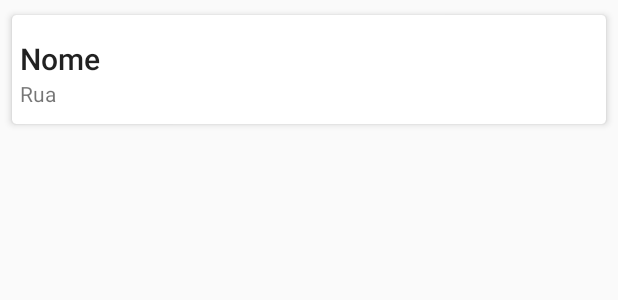
After one commit to TVO-thaise/Trabalho03-2018-1, an Android app: the layout item_oficina.xml on its own in the app's theme, with its tools: preview values and no code run, on a phone screen of 412 x 824 dp. The commit adds this screen. Shown: the top 300 px of the screen. Run offline under Robolectric (Android 15) with nearby library versions, the phone set to English and light mode, and no system bars.

Commit message:
item_oficina

```diff
--- a/app/src/main/java/com/example/samsung/trabalho03_2018_1/ManageOficinaActivity.java
+++ b/app/src/main/java/com/example/samsung/trabalho03_2018_1/ManageOficinaActivity.java
@@ -40,7 +40,7 @@ public class ManageOficinaActivity extends AppCompatActivity implements ClickRec
 
     public Lista<Oficina> getOficinas(){
 
-        ArrayList<Oficina> list = new ArrayList<>();
+        ArrayList<Oficina> lista = new ArrayList<>();
 
         Oficina oficina = new Oficina();
         oficina.setNome("Nova");
--- a/app/src/main/res/layout/content_oficina_lista.xml
+++ b/app/src/main/res/layout/content_oficina_lista.xml
@@ -8,4 +8,10 @@
     tools:context=".OficinaListaActivity"
     tools:showIn="@layout/activity_oficina_lista">
 
+    <android.support.v7.widget.RecyclerView
+        android:id="@+id/rvOficinas"
+        android:layout_width="368dp"
+        android:layout_height="495dp"
+        tools:layout_editor_absoluteX="8dp"
+        tools:layout_editor_absoluteY="8dp" />
 </android.support.constraint.ConstraintLayout>
--- /dev/null
+++ b/app/src/main/res/layout/item_oficina.xml
@@ -0,0 +1,49 @@
+<?xml version="1.0" encoding="utf-8"?>
+
+<android.support.v7.widget.CardView xmlns:android="http://schemas.android.com/apk/res/android"
+    android:layout_width="match_parent"
+    android:layout_height="wrap_content"
+    xmlns:app="http://schemas.android.com/apk/res-auto"
+    app:cardElevation="3dp"
+    app:cardUseCompatPadding="true"
+    app:cardPreventCornerOverlap="true"
+    app:cardCornerRadius="3dp"
+    android:layout_marginRight="4dp"
+    android:layout_marginLeft="4dp"
+    android:layout_marginBottom="4dp"
+    android:layout_marginTop="4dp"
+    android:clipChildren="false">
+
+    <RelativeLayout
+
+        android:layout_width="wrap_content"
+        android:layout_height="wrap_content"
+        android:orientation="horizontal"
+        android:padding="5dp">
+
+        <LinearLayout
+            android:layout_width="match_parent"
+            android:layout_height="wrap_content"
+            android:layout_gravity="center"
+            android:orientation="vertical"
+            android:paddingBottom="5dp">
+
+            <TextView
+                android:id="@+id/lNomeOficina"
+                android:layout_width="wrap_content"
+                android:layout_height="wrap_content"
+                android:layout_marginTop="10dp"
+                android:text="Nome"
+                android:textAppearance="@style/Base.TextAppearance.AppCompat.SearchResult.Title" />
+
+            <TextView
+                android:id="@+id/lRuaOficina"
+                android:layout_width="wrap_content"
+                android:layout_height="wrap_content"
+                android:text="Rua"
+                android:textAppearance="@style/Base.TextAppearance.AppCompat.Small" />
+
+        </LinearLayout>
+    </RelativeLayout>
+
+</android.support.v7.widget.CardView>
```
